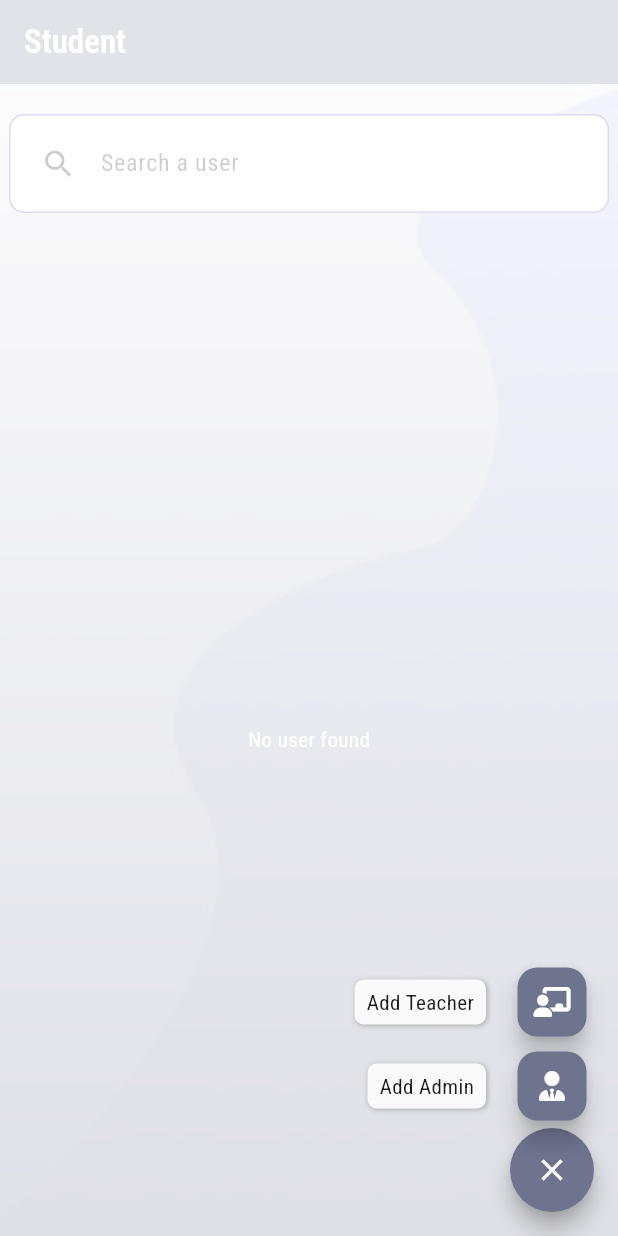
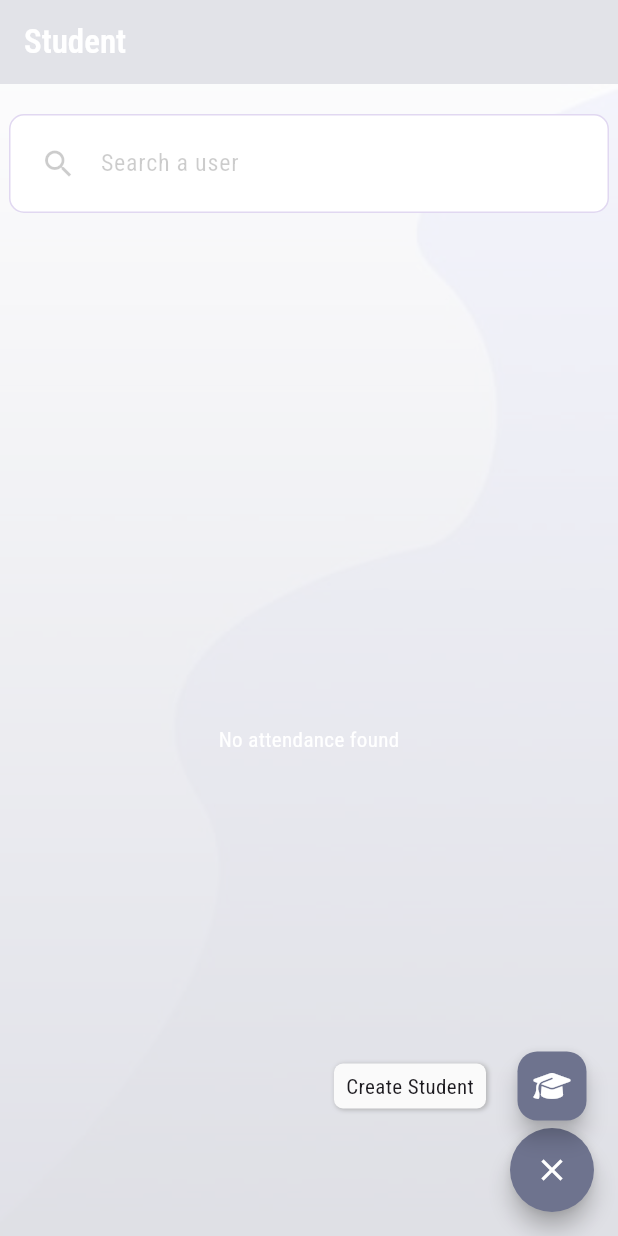
Before and after one commit to WenDEVLIFE/Flutter_QR_Attendace_System, a Flutter app: the StudentScreen screen opened directly, after a tap on the "edit" icon, on a phone screen of 412 x 824 dp. Run offline on Flutter 3.47's test engine with Material 3 defaults, Android fonts, the phone set to English and light mode, and no system bars; drawn by our look-alikes of flutter_speed_dial; our stand-ins replace cached_network_image, cloud_firestore, curved_navigation_bar, firebase_core, firebase_storage, flutter_map and 12 more; missing offline and left inert: bcrypt, google_ml_kit, mailer, qr_code_scanner; accounts and stored records are empty.

Commit message:
Added display StudentScreen.dart the student data and added delete function 👾

```diff
--- a/lib/DatabaseController/DeleteFirebase.dart
+++ b/lib/DatabaseController/DeleteFirebase.dart
@@ -54,7 +54,15 @@ class DeleteFirebase{
     }
   }
 
-  Future <void> DeleteStudent() async{
+  Future <void> DeleteStudent(String id, Future<void> Function() fetchStudent) async{
+    try {
+      await FirebaseFirestore.instance.collection('UserData').doc(id).delete();
+      FlutterToast().showToast('Student deleted successfully', Colors.green);
+      fetchStudent();
+    } catch (e) {
+      print('Error deleting student: $e');
+      FlutterToast().showToast('Error deleting student', Colors.red);
+    }
 
   }
 }
--- a/lib/DatabaseController/RetrieveController.dart
+++ b/lib/DatabaseController/RetrieveController.dart
@@ -1,4 +1,5 @@
 import 'package:attendance_qr_system/model/EventModel.dart';
+import 'package:attendance_qr_system/model/StudentModel.dart';
 import 'package:attendance_qr_system/model/UserDataModel.dart';
 import 'package:cloud_firestore/cloud_firestore.dart';
 import 'package:flutter/material.dart';
@@ -70,4 +71,15 @@ class RetrieveController {
     }
   }
 
+  Future <List<StudentModel>> fetchStudent() async {
+    try {
+      QuerySnapshot querySnapshot = await FirebaseFirestore.instance.collection('UserData').get();
+      return querySnapshot.docs.map((doc) => StudentModel.fromDocument(doc)).toList();
+    } catch (e) {
+      FlutterToast().showToast('Error fetching students: $e', Colors.red);
+      return [];
+    }
+
 }
+
+}
--- a/lib/Screens/StudentScreen.dart
+++ b/lib/Screens/StudentScreen.dart
@@ -1,3 +1,4 @@
+import 'package:attendance_qr_system/model/StudentModel.dart';
 import 'package:flutter/cupertino.dart';
 import 'package:flutter/material.dart';
 import 'package:flutter_speed_dial/flutter_speed_dial.dart';
@@ -17,8 +18,8 @@ class StudentScreen extends StatefulWidget {
 }
 
 class _StudentScreenState extends State<StudentScreen> {
-  List<UserDataModel> _users = [];
-  List<UserDataModel> _filteredUsers = [];
+  List<StudentModel> student = [];
+  List<StudentModel> filteredStudent = [];
   final TextEditingController _searchController = TextEditingController();
   final RetrieveController _retrieveController = RetrieveController();
   bool _isloading = true;
@@ -27,49 +28,38 @@ class _StudentScreenState extends State<StudentScreen> {
   @override
   void initState() {
     super.initState();
-    _fetchUsers();
-    _searchController.addListener(_filterUsers);
+    fetchStudent();
+    _searchController.addListener(FilterStudent);
   }
 
   @override
   void dispose() {
-    _searchController.removeListener(_filterUsers);
+    _searchController.removeListener(FilterStudent);
     _searchController.dispose();
     super.dispose();
   }
 
   // Filter the user
-  void _filterUsers() {
+  void FilterStudent() {
     final query = _searchController.text.toLowerCase();
     setState(() {
-      _filteredUsers = _users.where((user) {
-        return user.username.toLowerCase().contains(query);
+      filteredStudent = student.where((studentdata) {
+        final students = studentdata.FullName.toLowerCase();
+        return students.contains(query);
       }).toList();
     });
   }
 
   // Fetch the user
-  Future<void> _fetchUsers() async {
-    List<UserDataModel> users = await _retrieveController.fetchUser();
+  Future<void> fetchStudent() async {
+    List<StudentModel> students   = await _retrieveController.fetchStudent();
     setState(() {
-      _users = users;
-      _filteredUsers = users;
+      student = students;
+      filteredStudent = students;
       _isloading = false;
     });
   }
 
-
-  void _showToast(String message, Color backgroundColor) {
-    Fluttertoast.showToast(
-      msg: message,
-      toastLength: Toast.LENGTH_SHORT,
-      gravity: ToastGravity.BOTTOM,
-      timeInSecForIosWeb: 1,
-      backgroundColor: backgroundColor,
-      textColor: Colors.white,
-      fontSize: 16.0,
-    );
-  }
 
   @override
   Widget build(BuildContext context) {
@@ -134,13 +124,13 @@ class _StudentScreenState extends State<StudentScreen> {
                   const SizedBox(height: 20),
                   Expanded(
                     child: _isloading
-                        ? const Center(child: CircularProgressIndicator(backgroundColor: Colors.white))
-                        : _filteredUsers.isEmpty
-                        ? const Center(child: Text('No user found', style: TextStyle(color: Colors.white, fontFamily: 'Roboto')))
+                        ? const Center(child: CircularProgressIndicator( backgroundColor: Colors.white,))
+                        : filteredStudent.isEmpty
+                        ? const Center(child: Text('No attendance found', style: TextStyle(color: Colors.white, fontFamily: 'Roboto')))
                         : ListView.builder(
-                      itemCount: _filteredUsers.length,
+                      itemCount: filteredStudent.length,
                       itemBuilder: (context, index) {
-                        final user = _filteredUsers[index];
+                        final studentUser = filteredStudent[index];
                         return Container(
                           margin: const EdgeInsets.symmetric(vertical: 5, horizontal: 10),
                           padding: const EdgeInsets.all(10),
@@ -149,25 +139,38 @@ class _StudentScreenState extends State<StudentScreen> {
                             borderRadius: BorderRadius.circular(10),
                           ),
                           child: ListTile(
-                            leading: const Icon(Icons.person, color: Colors.black, size: 64),
+                            leading: const Icon(Icons.verified_user, color: Colors.black, size: 64),
                             title: Text(
-                              'Username: ${user.username}',
+                              'Name: ${studentUser.FullName}',
                               style: const TextStyle(
                                 color: Colors.black,
                                 fontFamily: 'Roboto',
                               ),
                             ),
-                            subtitle: Text(
-                              'Status: ${user.status}',
-                              style: const TextStyle(
-                                color: Colors.black,
-                                fontFamily: 'Roboto',
-                              ),
+                            subtitle: Column(
+                              crossAxisAlignment: CrossAxisAlignment.start,
+                              children: [
+                                Text(
+                                  'Gender: ${studentUser.Gender}\n Grade: ${studentUser.Gender} \n Section: ${studentUser.Section}',
+                                  style: const TextStyle(
+                                    color: Colors.black,
+                                    fontFamily: 'Roboto',
+                                  ),
+                                ),
+                                const SizedBox(height: 8),
+                                ElevatedButton.icon(
+                                  onPressed: () {
+                                    // Add your button action here
+                                  },
+                                  icon: const Icon(Icons.remove_red_eye_sharp),
+                                  label: const Text('View Student Data'),
+                                )
+                              ],
                             ),
                             trailing: IconButton(
                               icon: const Icon(Icons.delete, color: Colors.red),
-                              onPressed: () {
-                                DeleteFirebase().DeleteUser(user.id, _fetchUsers, _showToast, username);
+                              onPressed: (){
+                                 DeleteFirebase().DeleteStudent(studentUser.id, fetchStudent);
                               },
                             ),
                           ),
@@ -188,17 +191,9 @@ class _StudentScreenState extends State<StudentScreen> {
                     backgroundColor: const Color(0xFF6E738E),
                     children: [
                       SpeedDialChild(
-                        child: const FaIcon(FontAwesomeIcons.userTie, color: Colors.white),
+                        child: const FaIcon(FontAwesomeIcons.graduationCap, color: Colors.white),
                         backgroundColor: const Color(0xFF6E738E),
-                        label: 'Add Admin',
-                        onTap: () {
-                          context.push('/CreateUser');
-                        },
-                      ),
-                      SpeedDialChild(
-                        child: const FaIcon(FontAwesomeIcons.chalkboardTeacher, color: Colors.white),
-                        backgroundColor: const Color(0xFF6E738E),
-                        label: 'Add Teacher',
+                        label: 'Create Student',
                         onTap: () {
                           context.push('/CreateUser');
                         },
```
